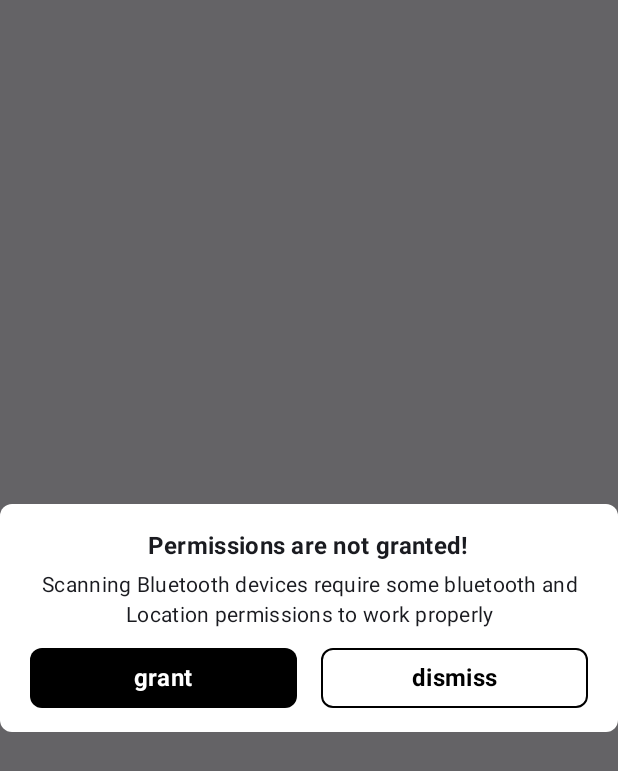
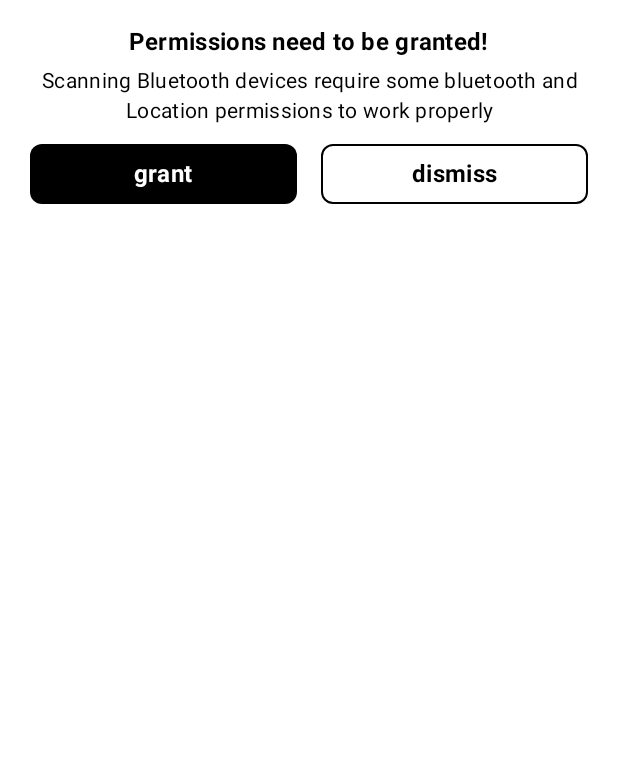
Before and after one commit to SepidehAkbarinezhad/BluetoothTracker, an Android app built with Jetpack Compose: the composable PermissionAlertContent shown on its own in the app's theme, on a phone screen of 412 x 824 dp. Shown: the top 771 px of the screen. Run offline under Robolectric (Android 15) with nearby library versions, the phone set to English and light mode, and no system bars; 1 statement that could not run was skipped.

Commit message:
redesign PermissionDeniedDialog

```diff
--- a/app/src/main/java/com/example/bluetoothtracker/presentation/components/AppButton.kt
+++ b/app/src/main/java/com/example/bluetoothtracker/presentation/components/AppButton.kt
@@ -24,13 +24,13 @@ import com.example.bluetoothtracker.presentation.utils.TextType
 fun AppButton(
     text: Int,
     onClick: () -> Unit,
-    colors: ButtonColors = ButtonDefaults.buttonColors(),
+    colors: ButtonColors = ButtonDefaults.buttonColors(containerColor = Color.Black),
     textColor: Color = Color.White,
     border: BorderStroke? = null,
     modifier: Modifier = Modifier
 ) {
     Button(
-        modifier = modifier,
+        modifier = modifier.fillMaxWidth(),
         shape = RoundedCornerShape(size = 8.dp),
         onClick = onClick,
         colors = colors,
--- a/app/src/main/java/com/example/bluetoothtracker/presentation/components/AppDialog.kt
+++ b/app/src/main/java/com/example/bluetoothtracker/presentation/components/AppDialog.kt
@@ -23,7 +23,7 @@ fun AppDialog(
                 shape = RoundedCornerShape(8.dp),
                 colors = CardDefaults.cardColors(containerColor = Color.White)
             ) {
-                Box(modifier = Modifier.padding(12.dp)) {
+                Box(modifier = Modifier.padding(8.dp)) {
                     content()
                 }
             }
--- a/app/src/main/java/com/example/bluetoothtracker/presentation/components/AppText.kt
+++ b/app/src/main/java/com/example/bluetoothtracker/presentation/components/AppText.kt
@@ -1,10 +1,10 @@
 package com.example.bluetoothtracker.presentation.components
 
-import androidx.compose.material3.MaterialTheme
 import androidx.compose.material3.Text
 import androidx.compose.runtime.Composable
 import androidx.compose.ui.Modifier
 import androidx.compose.ui.graphics.Color
+import androidx.compose.ui.graphics.Color.Companion.Black
 import androidx.compose.ui.res.stringResource
 import androidx.compose.ui.text.style.TextAlign
 import androidx.compose.ui.text.style.TextDecoration
@@ -19,8 +19,8 @@ fun AppText(
     modifier: Modifier = Modifier,
     text: Int,
     textType: TextType = TextType.Body,
-    color: Color = MaterialTheme.colorScheme.onSurface,
-    textAlign: TextAlign = TextAlign.Justify,
+    color: Color = Black,
+    textAlign: TextAlign ? = null,
     textDirection: TextDirection = TextDirection.Unspecified,
     textDecoration: TextDecoration = TextDecoration.None,
     maxLines: Int = Int.MAX_VALUE,
@@ -45,7 +45,7 @@ fun AppText(
     modifier: Modifier = Modifier,
     text: String,
     textType: TextType = TextType.Body,
-    color: Color = Color.Black,
+    color: Color = Black,
     textAlign: TextAlign = TextAlign.Justify,
     textDirection: TextDirection = TextDirection.Unspecified,
     textDecoration: TextDecoration = TextDecoration.None,
--- a/app/src/main/java/com/example/bluetoothtracker/presentation/screen/home/HomeScreen.kt
+++ b/app/src/main/java/com/example/bluetoothtracker/presentation/screen/home/HomeScreen.kt
@@ -21,7 +21,6 @@ import com.example.bluetoothtracker.presentation.screen.home.components.Permissi
 import com.example.bluetoothtracker.presentation.screen.home.components.PermissionDeniedDialog
 import com.example.bluetoothtracker.presentation.screen.home.components.TabContent
 import com.example.bluetoothtracker.presentation.utils.printLog
-import com.google.accompanist.permissions.ExperimentalPermissionsApi
 
 @Composable
 fun HomeScreenRoot(viewModel: HomeViewModel, modifier: Modifier = Modifier) {
@@ -56,10 +55,10 @@ fun HomeScreen(
         HomeContent(state = state, onAction = onAction)
         if (state.showPermissionAlertDialog) {
             printLog("show permission alert dialog")
-            PermissionAlertDialog {
+            PermissionAlertDialog(onConfirm = {
                 onAction(HomeAction.ShowPermissionAlertDialog(false))
                 onEvent(HomeEvent.RequestBluetoothPermission)
-            }
+            }, onDismissRequest = {onAction(HomeAction.ShowPermissionAlertDialog(false))})
         } else if (state.showPermissionDeniedDialog) {
             PermissionDeniedDialog {
                 onAction(HomeAction.ShowPermissionDeniedDialog(false))
--- a/app/src/main/java/com/example/bluetoothtracker/presentation/screen/home/components/PermissionAlertDialog.kt
+++ b/app/src/main/java/com/example/bluetoothtracker/presentation/screen/home/components/PermissionAlertDialog.kt
@@ -6,17 +6,11 @@ import androidx.compose.foundation.layout.Spacer
 import androidx.compose.foundation.layout.fillMaxWidth
 import androidx.compose.foundation.layout.height
 import androidx.compose.foundation.layout.padding
-import androidx.compose.foundation.shape.RoundedCornerShape
-import androidx.compose.material3.Card
-import androidx.compose.material3.CardDefaults
 import androidx.compose.runtime.Composable
 import androidx.compose.ui.Alignment
 import androidx.compose.ui.Modifier
-import androidx.compose.ui.graphics.Color
 import androidx.compose.ui.text.style.TextAlign
-import androidx.compose.ui.tooling.preview.Preview
 import androidx.compose.ui.unit.dp
-import androidx.compose.ui.window.Dialog
 import androidx.compose.ui.window.DialogProperties
 import com.example.bluetoothtracker.R
 import com.example.bluetoothtracker.presentation.components.AppDialog
@@ -24,7 +18,6 @@ import com.example.bluetoothtracker.presentation.components.AppRowButtons
 import com.example.bluetoothtracker.presentation.components.AppText
 import com.example.bluetoothtracker.presentation.components.DialogModel
 import com.example.bluetoothtracker.presentation.utils.TextType
-import com.example.bluetoothtracker.ui.theme.BluetoothTrackerTheme
 
 @Composable
 fun PermissionAlertDialog(onConfirm: () -> Unit, onDismissRequest: () -> Unit) {
@@ -46,11 +39,6 @@ fun PermissionAlertContent(
     modifier: Modifier = Modifier,
     onConfirm: () -> Unit,
     onDismissRequest: () -> Unit
-) {
-    Dialog(onDismissRequest = {}) {
-        Card(
-            shape = RoundedCornerShape(8.dp),
-            colors = CardDefaults.cardColors(containerColor = Color.White)
 ) {
     Column(
         modifier = Modifier
@@ -79,6 +67,3 @@ fun PermissionAlertContent(
 
     }
 }
-
-    }
-}
--- a/app/src/main/res/values/strings.xml
+++ b/app/src/main/res/values/strings.xml
@@ -1,6 +1,6 @@
 <resources>
     <string name="app_name">Bluetooth Tracker</string>
-    <string name="permission_alert_title_dialog">Permissions are not granted!</string>
+    <string name="permission_alert_title_dialog">Permissions need to be granted!</string>
     <string name="permission_alert_dialog">Scanning Bluetooth devices require some bluetooth and Location permissions to work properly</string>
     <string name="permission_denied_dialog">To discover nearby devices and update data properly, this app needs Bluetooth permission.
 Please grant the required permission; otherwise, the app may not function as expected</string>
```
Also changed, not shown: app/src/main/java/com/example/bluetoothtracker/presentation/screen/home/components/HomeTabs.kt (+23 -8 lines), app/src/main/java/com/example/bluetoothtracker/presentation/screen/home/components/PermissionDeniedDialog.kt (+34 -19 lines). Lines whose indentation alone changed are shown as unchanged.
